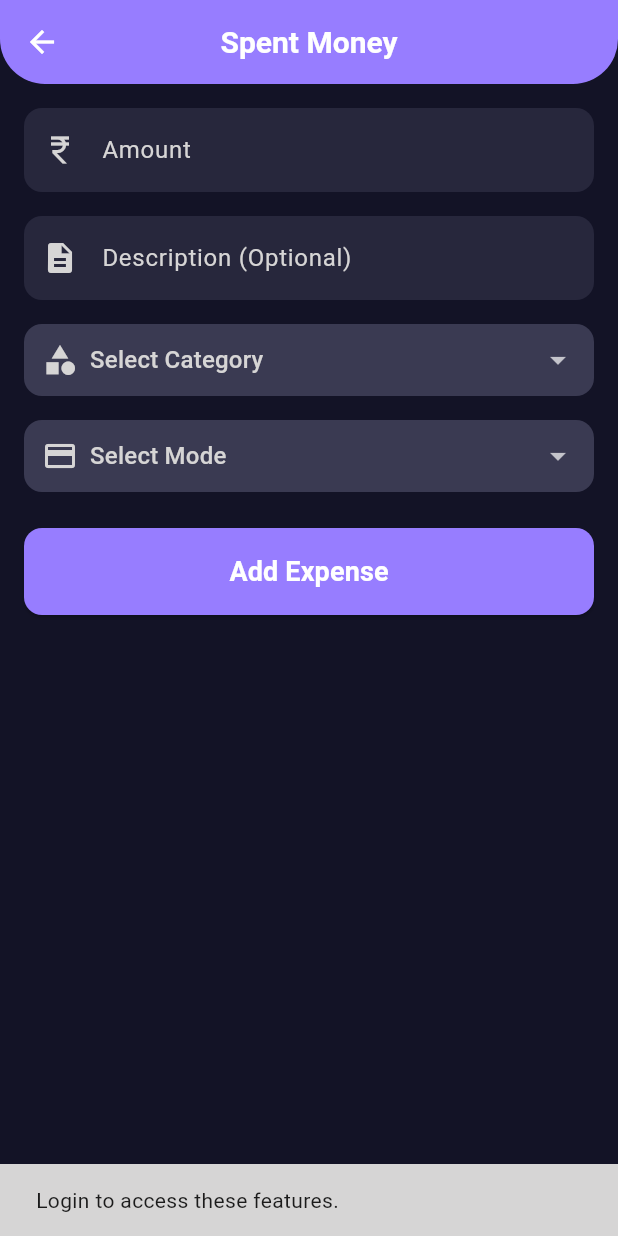
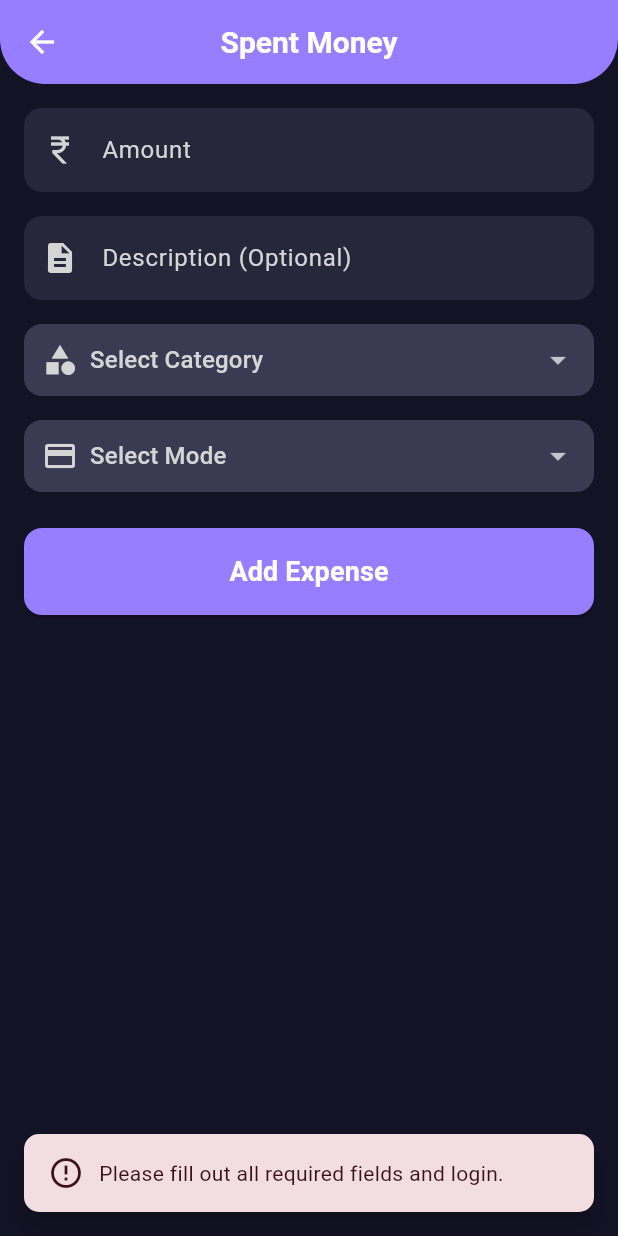
Before and after one commit to ResoluteVibration/Cash-Out, a Flutter app: the SpentMoneyPage screen opened directly, after a tap on "Add Expense", on a phone screen of 412 x 824 dp. Run offline on Flutter 3.47's test engine with Material 3 defaults, Android fonts, the phone set to English and light mode, and no system bars; our stand-ins replace cloud_firestore, firebase_core, shared_preferences; accounts and stored records are empty.

Commit message:
Application Completed.

```diff
--- a/lib/pages/home/options/spent_money.dart
+++ b/lib/pages/home/options/spent_money.dart
@@ -37,9 +37,7 @@ class _SpentMoneyPageState extends State<SpentMoneyPage> {
 
     if (user == null || amount <= 0 || _selectedMode == null) {
       if (mounted) {
-        ScaffoldMessenger.of(context).showSnackBar(
-          const SnackBar(content: Text('Login to access these features.')),
-        );
+        _showCustomSnackBar('Please fill out all required fields and login.', isSuccess: false);
       }
       return;
     }
@@ -65,15 +63,11 @@ class _SpentMoneyPageState extends State<SpentMoneyPage> {
 
       if (mounted) {
         Navigator.of(context).pop();
-        ScaffoldMessenger.of(context).showSnackBar(
-          const SnackBar(content: Text('Expense added successfully!')),
-        );
+        _showCustomSnackBar('Kharcha Ho Gaya!', isSuccess: true);
       }
     } catch (e) {
       if (mounted) {
-        ScaffoldMessenger.of(context).showSnackBar(
-          SnackBar(content: Text('Failed to add expense: ${e.toString()}')),
-        );
+        _showCustomSnackBar('Failed to add expense: ${e.toString()}', isSuccess: false);
       }
     } finally {
       if (mounted) {
@@ -82,6 +76,37 @@ class _SpentMoneyPageState extends State<SpentMoneyPage> {
         });
       }
     }
+  }
+
+  void _showCustomSnackBar(String message, {required bool isSuccess}) {
+    final colors = Theme.of(context).colorScheme;
+    final backgroundColor = isSuccess ? colors.primaryContainer : colors.errorContainer;
+    final textColor = isSuccess ? colors.onPrimaryContainer : colors.onErrorContainer;
+    final icon = isSuccess ? Icons.check_circle_outline : Icons.error_outline;
+    final iconColor = isSuccess ? colors.onPrimaryContainer : colors.onErrorContainer;
+
+    ScaffoldMessenger.of(context).showSnackBar(
+      SnackBar(
+        content: Row(
+          children: [
+            Icon(icon, color: iconColor),
+            const SizedBox(width: 10),
+            Expanded(
+              child: Text(
+                message,
+                style: TextStyle(color: textColor),
+              ),
+            ),
+          ],
+        ),
+        backgroundColor: backgroundColor,
+        behavior: SnackBarBehavior.floating,
+        shape: RoundedRectangleBorder(
+          borderRadius: BorderRadius.circular(10),
+        ),
+        margin: const EdgeInsets.all(16),
+      ),
+    );
   }
 
   @override
--- a/pubspec.yaml
+++ b/pubspec.yaml
@@ -52,6 +52,7 @@ dev_dependencies:
   # package. See that file for information about deactivating specific lint
   # rules and activating additional ones.
   flutter_lints: ^5.0.0
+  flutter_launcher_icons: "^0.13.1"
 
 # For information on the generic Dart part of this file, see the
 # following page: https://dart.dev/tools/pub/pubspec
@@ -97,3 +98,6 @@ flutter:
   #
   # For details regarding fonts from package dependencies,
   # see https://flutter.dev/to/font-from-package
+flutter_icons:
+  android: "launcher_icon"
+  image_path: "assets/icon/cash_out_icon.png"
```
Also changed, not shown: lib/pages/home/options/got_money.dart (+34 -9 lines), lib/pages/home/options/profile.dart (+46 -52 lines), lib/pages/profile/change_password.dart (+33 -6 lines), lib/pages/profile/update_profile.dart (+33 -6 lines), assets/icon/cash_out_icon.png (added), pubspec.lock, 28 other files.
